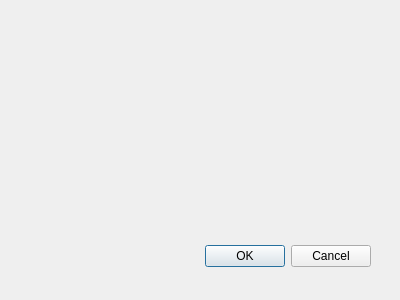
Above: addbookdialog.ui from MouaadAitSaid/LibraryManagerQt before the change. Below: the same form after it.
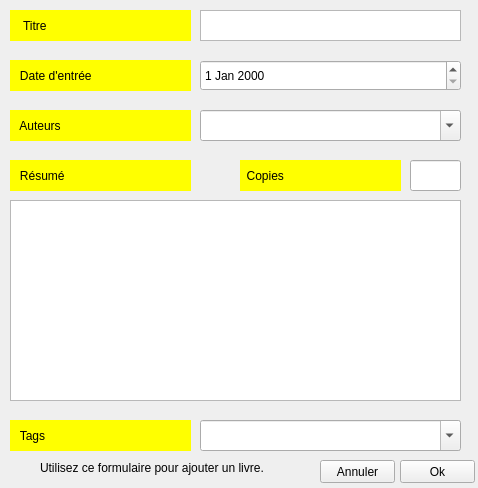
That is the form after the change.

Commit message: adding add book logic (minus copy logiiic)

What changed in the file:
```diff
--- a/addbookdialog.ui
+++ b/addbookdialog.ui
@@ -6,27 +6,221 @@
    <rect>
     <x>0</x>
     <y>0</y>
-    <width>400</width>
-    <height>300</height>
+    <width>478</width>
+    <height>488</height>
    </rect>
   </property>
   <property name="windowTitle">
    <string>Ajouter un livre</string>
   </property>
-  <widget class="QDialogButtonBox" name="buttonBox">
+  <widget class="QDateEdit" name="dateEdit">
    <property name="geometry">
     <rect>
-     <x>30</x>
-     <y>240</y>
-     <width>341</width>
-     <height>32</height>
+     <x>200</x>
+     <y>60</y>
+     <width>261</width>
+     <height>31</height>
     </rect>
    </property>
-   <property name="orientation">
-    <enum>Qt::Horizontal</enum>
+  </widget>
+  <widget class="QPushButton" name="Okb">
+   <property name="geometry">
+    <rect>
+     <x>400</x>
+     <y>460</y>
+     <width>75</width>
+     <height>23</height>
+    </rect>
    </property>
-   <property name="standardButtons">
-    <set>QDialogButtonBox::Cancel|QDialogButtonBox::Ok</set>
+   <property name="text">
+    <string>Ok</string>
+   </property>
+   <property name="autoDefault">
+    <bool>false</bool>
+   </property>
+  </widget>
+  <widget class="QTextEdit" name="titleText">
+   <property name="geometry">
+    <rect>
+     <x>200</x>
+     <y>10</y>
+     <width>261</width>
+     <height>31</height>
+    </rect>
+   </property>
+  </widget>
+  <widget class="QPushButton" name="anuuler">
+   <property name="geometry">
+    <rect>
+     <x>320</x>
+     <y>460</y>
+     <width>75</width>
+     <height>23</height>
+    </rect>
+   </property>
+   <property name="text">
+    <string>Annuler</string>
+   </property>
+   <property name="autoDefault">
+    <bool>false</bool>
+   </property>
+  </widget>
+  <widget class="QLabel" name="label_5">
+   <property name="geometry">
+    <rect>
+     <x>10</x>
+     <y>420</y>
+     <width>181</width>
+     <height>31</height>
+    </rect>
+   </property>
+   <property name="styleSheet">
+    <string notr="true">background-color : yellow</string>
+   </property>
+   <property name="text">
+    <string>   Tags</string>
+   </property>
+  </widget>
+  <widget class="QLabel" name="label_6">
+   <property name="geometry">
+    <rect>
+     <x>40</x>
+     <y>460</y>
+     <width>241</width>
+     <height>16</height>
+    </rect>
+   </property>
+   <property name="text">
+    <string>Utilisez ce formulaire pour ajouter un livre.</string>
+   </property>
+  </widget>
+  <widget class="QLabel" name="label_4">
+   <property name="geometry">
+    <rect>
+     <x>10</x>
+     <y>110</y>
+     <width>181</width>
+     <height>31</height>
+    </rect>
+   </property>
+   <property name="styleSheet">
+    <string notr="true">background-color : yellow</string>
+   </property>
+   <property name="text">
+    <string>   Auteurs</string>
+   </property>
+  </widget>
+  <widget class="QLabel" name="label">
+   <property name="geometry">
+    <rect>
+     <x>10</x>
+     <y>10</y>
+     <width>181</width>
+     <height>31</height>
+    </rect>
+   </property>
+   <property name="styleSheet">
+    <string notr="true">background-color : yellow</string>
+   </property>
+   <property name="text">
+    <string>    Titre</string>
+   </property>
+  </widget>
+  <widget class="QLabel" name="label_3">
+   <property name="geometry">
+    <rect>
+     <x>10</x>
+     <y>60</y>
+     <width>181</width>
+     <height>31</height>
+    </rect>
+   </property>
+   <property name="styleSheet">
+    <string notr="true">background-color : yellow</string>
+   </property>
+   <property name="text">
+    <string>   Date d'entrée</string>
+   </property>
+  </widget>
+  <widget class="QLabel" name="label_7">
+   <property name="geometry">
+    <rect>
+     <x>10</x>
+     <y>160</y>
+     <width>181</width>
+     <height>31</height>
+    </rect>
+   </property>
+   <property name="styleSheet">
+    <string notr="true">background-color : yellow</string>
+   </property>
+   <property name="text">
+    <string>   Résumé</string>
+   </property>
+  </widget>
+  <widget class="QComboBox" name="authorsBox">
+   <property name="geometry">
+    <rect>
+     <x>200</x>
+     <y>110</y>
+     <width>261</width>
+     <height>31</height>
+    </rect>
+   </property>
+   <property name="editable">
+    <bool>true</bool>
+   </property>
+  </widget>
+  <widget class="QComboBox" name="tagsBox">
+   <property name="geometry">
+    <rect>
+     <x>200</x>
+     <y>420</y>
+     <width>261</width>
+     <height>31</height>
+    </rect>
+   </property>
+   <property name="editable">
+    <bool>true</bool>
+   </property>
+  </widget>
+  <widget class="QPlainTextEdit" name="resumeEdit">
+   <property name="geometry">
+    <rect>
+     <x>10</x>
+     <y>200</y>
+     <width>451</width>
+     <height>201</height>
+    </rect>
+   </property>
+  </widget>
+  <widget class="QLabel" name="label_8">
+   <property name="geometry">
+    <rect>
+     <x>240</x>
+     <y>160</y>
+     <width>161</width>
+     <height>31</height>
+    </rect>
+   </property>
+   <property name="styleSheet">
+    <string notr="true">background-color : yellow</string>
+   </property>
+   <property name="text">
+    <string>  Copies</string>
+   </property>
+  </widget>
+  <widget class="QLineEdit" name="copyEdit">
+   <property name="geometry">
+    <rect>
+     <x>410</x>
+     <y>160</y>
+     <width>51</width>
+     <height>31</height>
+    </rect>
+   </property>
+   <property name="inputMethodHints">
+    <set>Qt::ImhDigitsOnly</set>
    </property>
   </widget>
  </widget>
```
Left out of the diff: 35 changed lines with no effect on the pictures. The commit also changes 12 other files.
